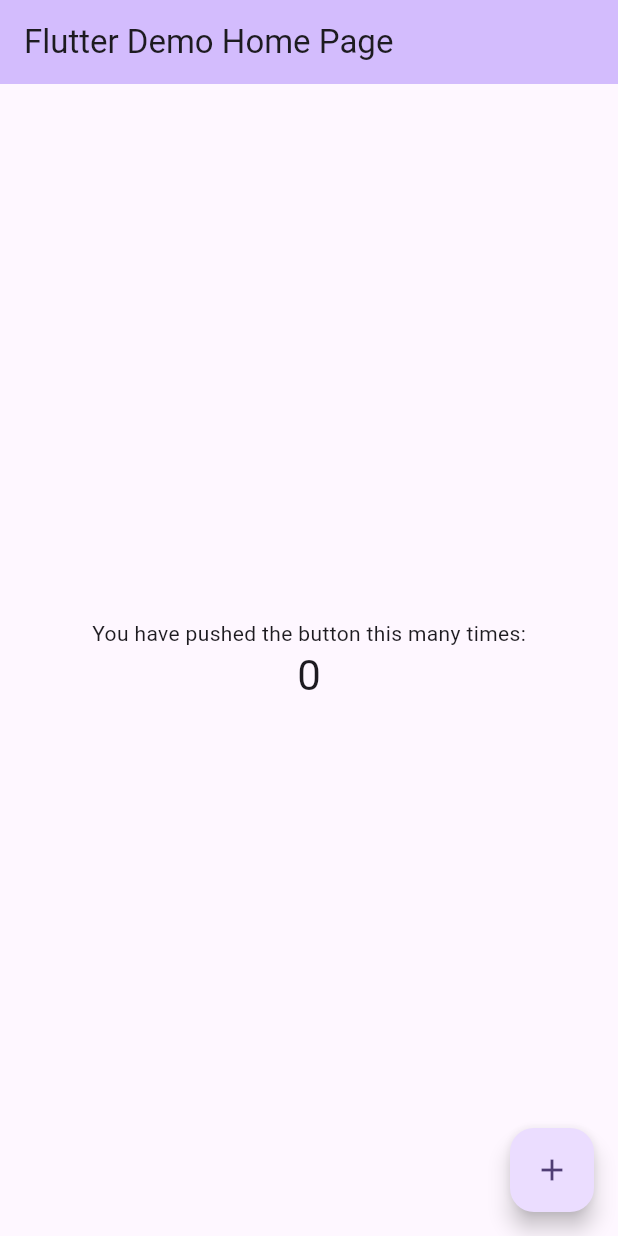
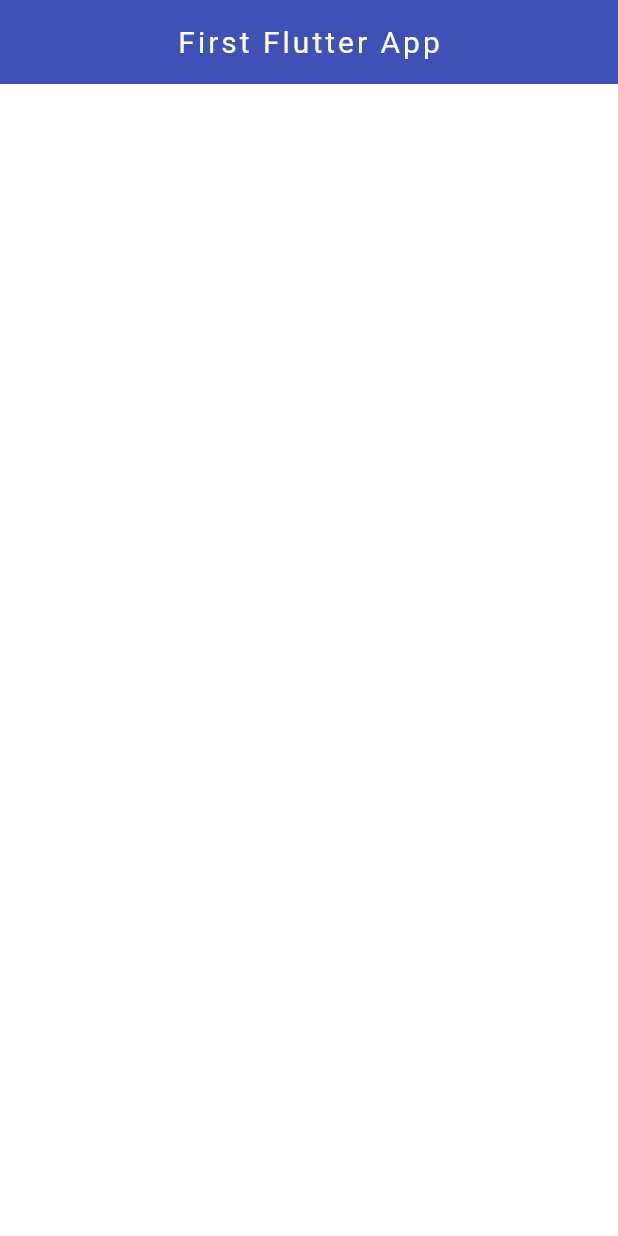
Before and after one commit to JBernardoFortes/flutter_crash_course, a Flutter app: the screen it shows after launch, on a phone screen of 412 x 824 dp. Run offline on Flutter 3.47's test engine with Material 3 defaults, Android fonts, the phone set to English and light mode, and no system bars.

Commit message:
feat: class #10

```diff
--- /dev/null
+++ b/coffe_card/lib/home/home.dart
@@ -0,0 +1,22 @@
+import 'package:flutter/material.dart';
+
+class Home extends StatelessWidget {
+  const Home({super.key});
+
+  @override
+  Widget build(BuildContext context) {
+    return Scaffold(
+      appBar: AppBar(
+        title: Text("First Flutter App"),
+        backgroundColor: Colors.indigo,
+        centerTitle: true,
+        titleTextStyle: TextStyle(
+          color: Colors.white,
+          fontSize: 20,
+          letterSpacing: 2,
+        ),
+      ),
+      body: Container(color: Colors.white),
+    );
+  }
+}
--- a/coffe_card/lib/main.dart
+++ b/coffe_card/lib/main.dart
@@ -1,122 +1,6 @@
 import 'package:flutter/material.dart';
+import 'home/home.dart';
 
 void main() {
-  runApp(const MyApp());
+  runApp(MaterialApp(home: Home()));
 }
-
-class MyApp extends StatelessWidget {
-  const MyApp({super.key});
-
-  // This widget is the root of your application.
-  @override
-  Widget build(BuildContext context) {
-    return MaterialApp(
-      title: 'Flutter Demo',
-      theme: ThemeData(
-        // This is the theme of your application.
-        //
-        // TRY THIS: Try running your application with "flutter run". You'll see
-        // the application has a purple toolbar. Then, without quitting the app,
-        // try changing the seedColor in the colorScheme below to Colors.green
-        // and then invoke "hot reload" (save your changes or press the "hot
-        // reload" button in a Flutter-supported IDE, or press "r" if you used
-        // the command line to start the app).
-        //
-        // Notice that the counter didn't reset back to zero; the application
-        // state is not lost during the reload. To reset the state, use hot
-        // restart instead.
-        //
-        // This works for code too, not just values: Most code changes can be
-        // tested with just a hot reload.
-        colorScheme: .fromSeed(seedColor: Colors.deepPurple),
-      ),
-      home: const MyHomePage(title: 'Flutter Demo Home Page'),
-    );
-  }
-}
-
-class MyHomePage extends StatefulWidget {
-  const MyHomePage({super.key, required this.title});
-
-  // This widget is the home page of your application. It is stateful, meaning
-  // that it has a State object (defined below) that contains fields that affect
-  // how it looks.
-
-  // This class is the configuration for the state. It holds the values (in this
-  // case the title) provided by the parent (in this case the App widget) and
-  // used by the build method of the State. Fields in a Widget subclass are
-  // always marked "final".
-
-  final String title;
-
-  @override
-  State<MyHomePage> createState() => _MyHomePageState();
-}
-
-class _MyHomePageState extends State<MyHomePage> {
-  int _counter = 0;
-
-  void _incrementCounter() {
-    setState(() {
-      // This call to setState tells the Flutter framework that something has
-      // changed in this State, which causes it to rerun the build method below
-      // so that the display can reflect the updated values. If we changed
-      // _counter without calling setState(), then the build method would not be
-      // called again, and so nothing would appear to happen.
-      _counter++;
-    });
-  }
-
-  @override
-  Widget build(BuildContext context) {
-    // This method is rerun every time setState is called, for instance as done
-    // by the _incrementCounter method above.
-    //
-    // The Flutter framework has been optimized to make rerunning build methods
-    // fast, so that you can just rebuild anything that needs updating rather
-    // than having to individually change instances of widgets.
-    return Scaffold(
-      appBar: AppBar(
-        // TRY THIS: Try changing the color here to a specific color (to
-        // Colors.amber, perhaps?) and trigger a hot reload to see the AppBar
-        // change color while the other colors stay the same.
-        backgroundColor: Theme.of(context).colorScheme.inversePrimary,
-        // Here we take the value from the MyHomePage object that was created by
-        // the App.build method, and use it to set our appbar title.
-        title: Text(widget.title),
-      ),
-      body: Center(
-        // Center is a layout widget. It takes a single child and positions it
-        // in the middle of the parent.
-        child: Column(
-          // Column is also a layout widget. It takes a list of children and
-          // arranges them vertically. By default, it sizes itself to fit its
-          // children horizontally, and tries to be as tall as its parent.
-          //
-          // Column has various properties to control how it sizes itself and
-          // how it positions its children. Here we use mainAxisAlignment to
-          // center the children vertically; the main axis here is the vertical
-          // axis because Columns are vertical (the cross axis would be
-          // horizontal).
-          //
-          // TRY THIS: Invoke "debug painting" (choose the "Toggle Debug Paint"
-          // action in the IDE, or press "p" in the console), to see the
-          // wireframe for each widget.
-          mainAxisAlignment: .center,
-          children: [
-            const Text('You have pushed the button this many times:'),
-            Text(
-              '$_counter',
-              style: Theme.of(context).textTheme.headlineMedium,
-            ),
-          ],
-        ),
-      ),
-      floatingActionButton: FloatingActionButton(
-        onPressed: _incrementCounter,
-        tooltip: 'Increment',
-        child: const Icon(Icons.add),
-      ),
-    );
-  }
-}
```
